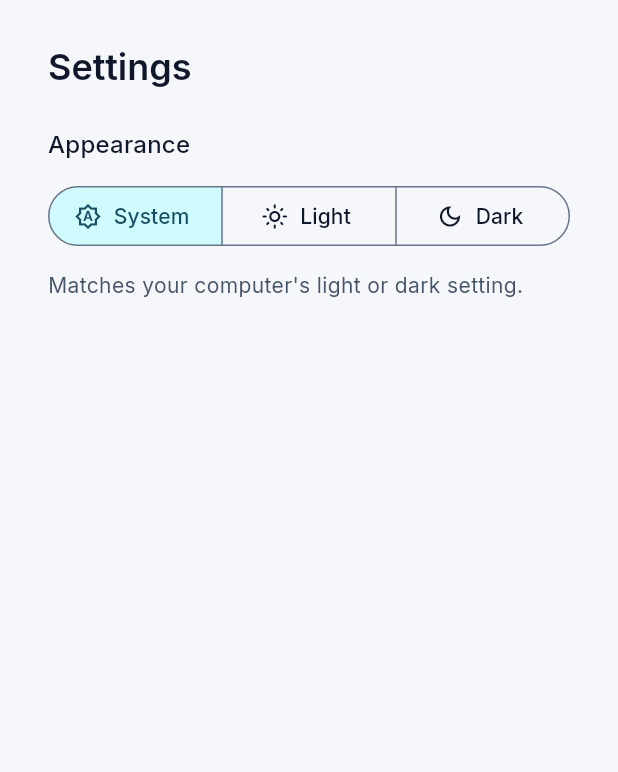
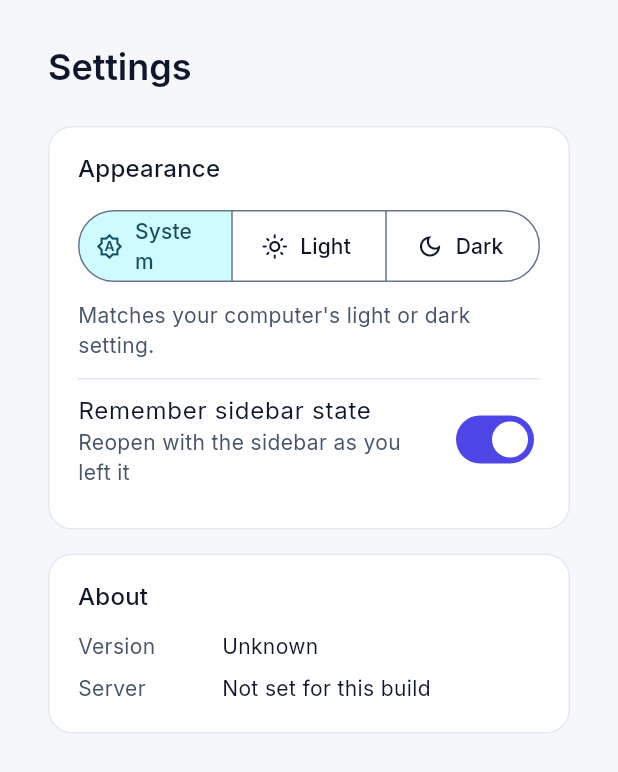
Before and after one commit to Benney-Walker/cash_client_desktop, a Flutter app: the SettingsScreen widget shown alone on an empty page, opened directly with empty values, on a phone screen of 412 x 824 dp. Shown: the top 772 px of the screen. Run offline on Flutter 3.47's test engine with Material 3 defaults, Android fonts, the phone set to English and light mode, and no system bars; our stand-ins replace package_info_plus, shared_preferences; accounts and stored records are empty.

Commit message:
Build Settings as option A and remember the sidebar state
- Settings is now a column of section cards (option A). Appearance holds
  the light/dark choice and a "Remember sidebar state" switch; About shows
  the installed version and build and the build's backend address.
  Account and Password cards follow with sign-in.
- The sidebar's collapsed/expanded state is saved and restored on launch.
  Remembering is on by default; turning it off forgets the saved state so
  the sidebar opens expanded.
- Adds package_info_plus (^10.2.0) to read the version, and AppConfig for
  the build-time API_BASE_URL.

Tests not run here (Flutter SDK unavailable); see README.

Co-Authored-By: Claude Opus 5.5 <noreply@anthropic.com>
Claude-Session: https://claude.ai/code/session_014iXCZzUBz5UrNr7yS5shmv

```diff
--- a/lib/main.dart
+++ b/lib/main.dart
@@ -1,26 +1,39 @@
 import 'package:flutter/material.dart';
 
+import 'settings/app_info.dart';
 import 'settings/theme_controller.dart';
 import 'settings/theme_mode_store.dart';
 import 'shell/app_shell.dart';
+import 'shell/sidebar_controller.dart';
+import 'shell/sidebar_state_store.dart';
 import 'theme/app_theme.dart';
 
 Future<void> main() async {
-  // Preferences use a platform channel, which needs the binding first.
+  // Preferences and package info use platform channels, which need the
+  // binding first.
   WidgetsFlutterBinding.ensureInitialized();
 
-  // Read the light/dark choice before the first frame so the app doesn't
-  // open in one theme and switch to the other.
+  // Read the saved light/dark choice and sidebar state before the first
+  // frame, so the app doesn't open one way and then change.
   final theme = ThemeController(PrefsThemeModeStore());
-  await theme.load();
+  final sidebar = SidebarController(PrefsSidebarStateStore());
+  final (_, _, appInfo) =
+      await (theme.load(), sidebar.load(), AppInfo.load()).wait;
 
-  runApp(CashClientApp(theme: theme));
+  runApp(CashClientApp(theme: theme, sidebar: sidebar, appInfo: appInfo));
 }
 
 class CashClientApp extends StatelessWidget {
-  const CashClientApp({super.key, required this.theme});
+  const CashClientApp({
+    super.key,
+    required this.theme,
+    required this.sidebar,
+    required this.appInfo,
+  });
 
   final ThemeController theme;
+  final SidebarController sidebar;
+  final AppInfo appInfo;
 
   @override
   Widget build(BuildContext context) {
@@ -35,7 +48,7 @@ class CashClientApp extends StatelessWidget {
         // Sign-in isn't built yet, so the app opens straight on the shell.
         // A sign-in gate will sit in front of it once the backend's auth
         // contract for the desktop app is confirmed.
-        home: AppShell(theme: theme),
+        home: AppShell(theme: theme, sidebar: sidebar, appInfo: appInfo),
       ),
     );
   }
--- /dev/null
+++ b/lib/settings/app_info.dart
@@ -0,0 +1,46 @@
+import 'package:package_info_plus/package_info_plus.dart';
+
+import '../config/app_config.dart';
+
+/// What the About card shows: the installed version and the backend this
+/// build talks to.
+class AppInfo {
+  const AppInfo({
+    required this.version,
+    required this.buildNumber,
+    required this.apiBaseUrl,
+  });
+
+  /// Reads the version from the installed app, so it always matches the
+  /// build rather than a value someone had to remember to update.
+  static Future<AppInfo> load() async {
+    String version = '';
+    String buildNumber = '';
+    try {
+      final package = await PackageInfo.fromPlatform();
+      version = package.version;
+      buildNumber = package.buildNumber;
+    } catch (_) {
+      // Shown as "Unknown" rather than stopping the app from starting.
+    }
+    return AppInfo(
+      version: version,
+      buildNumber: buildNumber,
+      apiBaseUrl: AppConfig.apiBaseUrl,
+    );
+  }
+
+  final String version;
+  final String buildNumber;
+  final String apiBaseUrl;
+
+  /// For example "1.0.0 (build 1)".
+  String get versionLabel {
+    if (version.isEmpty) return 'Unknown';
+    if (buildNumber.isEmpty) return version;
+    return '$version (build $buildNumber)';
+  }
+
+  String get serverLabel =>
+      apiBaseUrl.isEmpty ? 'Not set for this build' : apiBaseUrl;
+}
--- a/lib/settings/settings_screen.dart
+++ b/lib/settings/settings_screen.dart
@@ -1,28 +1,91 @@
 import 'package:flutter/material.dart';
 
 import '../shell/section_page.dart';
+import '../shell/sidebar_controller.dart';
+import 'app_info.dart';
 import 'theme_controller.dart';
 
-/// Settings for this computer. For now that's only the light/dark choice;
-/// account details and sign-out come with sign-in.
+/// Settings, laid out as one column of section cards (option A, chosen by
+/// the owner).
+///
+/// The agreed order is Account, Password, Appearance, About. Account and
+/// Password need sign-in, so they'll be added above Appearance when sign-in
+/// is built.
 class SettingsScreen extends StatelessWidget {
-  const SettingsScreen({super.key, required this.theme});
+  const SettingsScreen({
+    super.key,
+    required this.theme,
+    required this.sidebar,
+    required this.appInfo,
+  });
 
   final ThemeController theme;
+  final SidebarController sidebar;
+  final AppInfo appInfo;
+
+  @override
+  Widget build(BuildContext context) {
+    return SectionPage(
+      title: 'Settings',
+      maxContentWidth: 560,
+      child: Column(
+        crossAxisAlignment: CrossAxisAlignment.stretch,
+        children: [
+          _SettingsCard(
+            key: const Key('settings.appearance'),
+            title: 'Appearance',
+            child: _AppearanceSection(theme: theme, sidebar: sidebar),
+          ),
+          const SizedBox(height: 16),
+          _SettingsCard(
+            key: const Key('settings.about'),
+            title: 'About',
+            child: _AboutSection(appInfo: appInfo),
+          ),
+        ],
+      ),
+    );
+  }
+}
+
+class _SettingsCard extends StatelessWidget {
+  const _SettingsCard({super.key, required this.title, required this.child});
+
+  final String title;
+  final Widget child;
+
+  @override
+  Widget build(BuildContext context) {
+    return Card(
+      child: Padding(
+        padding: const EdgeInsets.fromLTRB(20, 16, 20, 20),
+        child: Column(
+          crossAxisAlignment: CrossAxisAlignment.stretch,
+          children: [
+            Text(title, style: Theme.of(context).textTheme.titleMedium),
+            const SizedBox(height: 12),
+            child,
+          ],
+        ),
+      ),
+    );
+  }
+}
+
+class _AppearanceSection extends StatelessWidget {
+  const _AppearanceSection({required this.theme, required this.sidebar});
+
+  final ThemeController theme;
+  final SidebarController sidebar;
 
   @override
   Widget build(BuildContext context) {
     final textTheme = Theme.of(context).textTheme;
     final scheme = Theme.of(context).colorScheme;
 
-    return SectionPage(
-      title: 'Settings',
-      maxContentWidth: 560,
-      child: Column(
+    return Column(
       crossAxisAlignment: CrossAxisAlignment.stretch,
       children: [
-          Text('Appearance', style: textTheme.titleMedium),
-          const SizedBox(height: 12),
         ListenableBuilder(
           listenable: theme,
           builder: (context, _) => Column(
@@ -52,7 +115,7 @@ class SettingsScreen extends StatelessWidget {
                 onSelectionChanged: (selection) =>
                     theme.setMode(selection.single),
               ),
-                const SizedBox(height: 12),
+              const SizedBox(height: 8),
               Text(
                 _describe(theme.mode),
                 key: const Key('settings.themeModeHint'),
@@ -62,8 +125,21 @@ class SettingsScreen extends StatelessWidget {
             ],
           ),
         ),
+        const SizedBox(height: 12),
+        const Divider(),
+        ListenableBuilder(
+          listenable: sidebar,
+          // The whole row toggles the switch, not just the knob.
+          builder: (context, _) => SwitchListTile(
+            key: const Key('settings.rememberSidebar'),
+            contentPadding: EdgeInsets.zero,
+            title: const Text('Remember sidebar state'),
+            subtitle: const Text('Reopen with the sidebar as you left it'),
+            value: sidebar.remember,
+            onChanged: sidebar.setRemember,
+          ),
+        ),
       ],
-      ),
     );
   }
 
@@ -73,3 +149,59 @@ class SettingsScreen extends StatelessWidget {
         ThemeMode.dark => 'Always dark.',
       };
 }
+
+class _AboutSection extends StatelessWidget {
+  const _AboutSection({required this.appInfo});
+
+  final AppInfo appInfo;
+
+  @override
+  Widget build(BuildContext context) {
+    return Column(
+      crossAxisAlignment: CrossAxisAlignment.stretch,
+      children: [
+        _AboutRow(
+          key: const Key('settings.version'),
+          label: 'Version',
+          value: appInfo.versionLabel,
+        ),
+        const SizedBox(height: 8),
+        _AboutRow(
+          key: const Key('settings.server'),
+          label: 'Server',
+          value: appInfo.serverLabel,
+        ),
+      ],
+    );
+  }
+}
+
+class _AboutRow extends StatelessWidget {
+  const _AboutRow({super.key, required this.label, required this.value});
+
+  final String label;
+  final String value;
+
+  @override
+  Widget build(BuildContext context) {
+    final textTheme = Theme.of(context).textTheme;
+    final scheme = Theme.of(context).colorScheme;
+
+    return Row(
+      crossAxisAlignment: CrossAxisAlignment.start,
+      children: [
+        SizedBox(
+          width: 96,
+          child: Text(
+            label,
+            style:
+                textTheme.bodyMedium?.copyWith(color: scheme.onSurfaceVariant),
+          ),
+        ),
+        // Selectable so the server address can be copied into a support
+        // message.
+        Expanded(child: SelectableText(value, style: textTheme.bodyMedium)),
+      ],
+    );
+  }
+}
--- /dev/null
+++ b/lib/shell/sidebar_controller.dart
@@ -0,0 +1,71 @@
+import 'package:flutter/foundation.dart';
+
+import 'sidebar_state_store.dart';
+
+/// Whether the sidebar is expanded, and whether that is remembered between
+/// launches.
+///
+/// Remembering is on by default. Reopening the layout the way the user left
+/// it is the usual desktop behaviour (editors, mail clients, file managers do
+/// the same), and the Settings switch lets anyone turn it off. With it off,
+/// the sidebar always opens expanded.
+class SidebarController extends ChangeNotifier {
+  SidebarController(this._store);
+
+  final SidebarStateStore _store;
+  bool _remember = true;
+  bool _expanded = true;
+
+  bool get remember => _remember;
+  bool get expanded => _expanded;
+
+  /// Reads the saved choices. Called before the first frame so the sidebar
+  /// doesn't open one way and then jump to the other.
+  Future<void> load() async {
+    try {
+      _remember = await _store.readRemember() ?? true;
+      if (_remember) {
+        _expanded = await _store.readExpanded() ?? true;
+      }
+    } catch (_) {
+      // Unreadable preferences fall back to the defaults: remember on,
+      // sidebar expanded. Not worth stopping the app for.
+      _remember = true;
+      _expanded = true;
+    }
+    notifyListeners();
+  }
+
+  /// Expands or collapses the sidebar, saving the state if it's remembered.
+  Future<void> setExpanded(bool expanded) async {
+    if (expanded == _expanded) return;
+    _expanded = expanded;
+    notifyListeners();
+    if (!_remember) return;
+    try {
+      await _store.saveExpanded(expanded);
+    } catch (_) {
+      // The change still applies now; it just won't survive a restart.
+    }
+  }
+
+  Future<void> toggle() => setExpanded(!_expanded);
+
+  /// Turns remembering on or off. Turning it on saves the current state;
+  /// turning it off forgets the saved one, so the next launch opens expanded.
+  Future<void> setRemember(bool remember) async {
+    if (remember == _remember) return;
+    _remember = remember;
+    notifyListeners();
+    try {
+      await _store.saveRemember(remember);
+      if (remember) {
+        await _store.saveExpanded(_expanded);
+      } else {
+        await _store.clearExpanded();
+      }
+    } catch (_) {
+      // As above: applies for now, may not be remembered.
+    }
+  }
+}
--- /dev/null
+++ b/lib/shell/sidebar_state_store.dart
@@ -0,0 +1,43 @@
+import 'package:shared_preferences/shared_preferences.dart';
+
+/// Saves the sidebar's collapsed/expanded state and whether to remember it.
+///
+/// Like the light/dark choice, this is a setting for the computer rather than
+/// for the signed-in staff member, and it isn't sensitive.
+abstract interface class SidebarStateStore {
+  /// Whether to remember the sidebar state, or null if never chosen.
+  Future<bool?> readRemember();
+  Future<void> saveRemember(bool remember);
+
+  /// The last saved state (true = expanded), or null if none is saved.
+  Future<bool?> readExpanded();
+  Future<void> saveExpanded(bool expanded);
+  Future<void> clearExpanded();
+}
+
+class PrefsSidebarStateStore implements SidebarStateStore {
+  PrefsSidebarStateStore([SharedPreferencesAsync? prefs])
+      : _prefs = prefs ?? SharedPreferencesAsync();
+
+  static const _rememberKey = 'sidebar_remember';
+  static const _expandedKey = 'sidebar_expanded';
+
+  final SharedPreferencesAsync _prefs;
+
+  @override
+  Future<bool?> readRemember() => _prefs.getBool(_rememberKey);
+
+  @override
+  Future<void> saveRemember(bool remember) =>
+      _prefs.setBool(_rememberKey, remember);
+
+  @override
+  Future<bool?> readExpanded() => _prefs.getBool(_expandedKey);
+
+  @override
+  Future<void> saveExpanded(bool expanded) =>
+      _prefs.setBool(_expandedKey, expanded);
+
+  @override
+  Future<void> clearExpanded() => _prefs.remove(_expandedKey);
+}
--- a/pubspec.yaml
+++ b/pubspec.yaml
@@ -19,6 +19,9 @@ dependencies:
   # Same version as the collector app. Holds the light/dark choice, which
   # isn't sensitive.
   shared_preferences: ^2.5.6
+  # Reads the installed version for Settings > About. Flutter Community
+  # "Plus" plugins; supports Windows and macOS.
+  package_info_plus: ^10.2.0
 
 dev_dependencies:
   flutter_test:
```
Also changed, not shown: lib/config/app_config.dart (added, +14 -0 lines), lib/shell/app_shell.dart (+30 -14 lines), 7 other files. Lines whose indentation alone changed are shown as unchanged.
